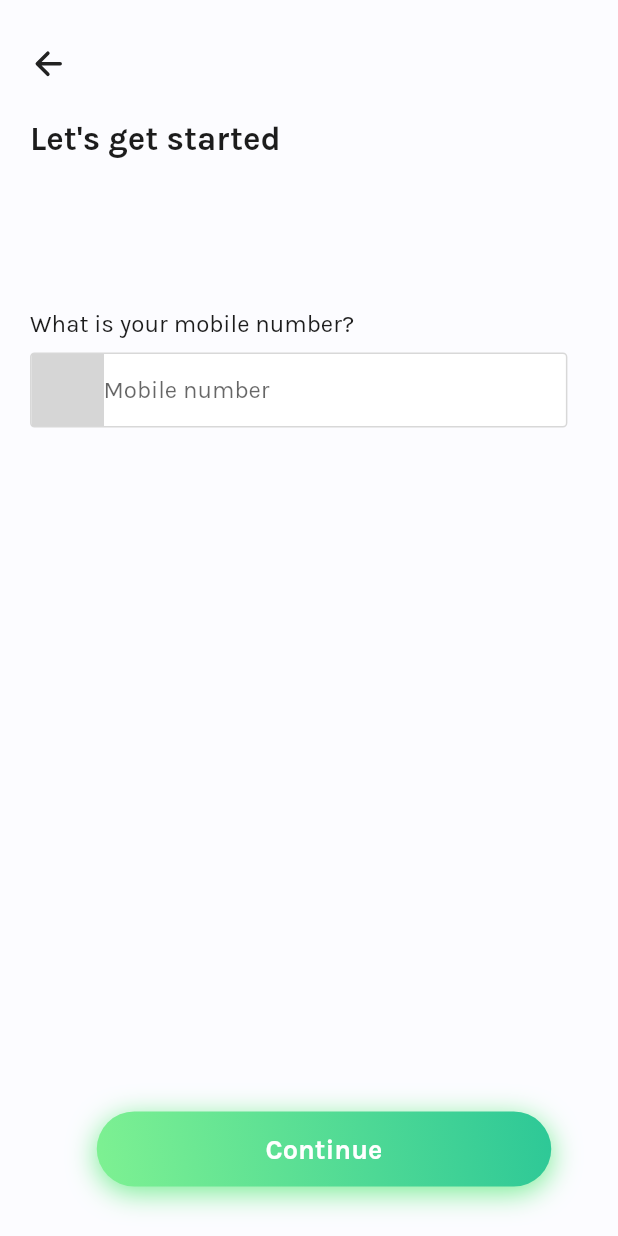
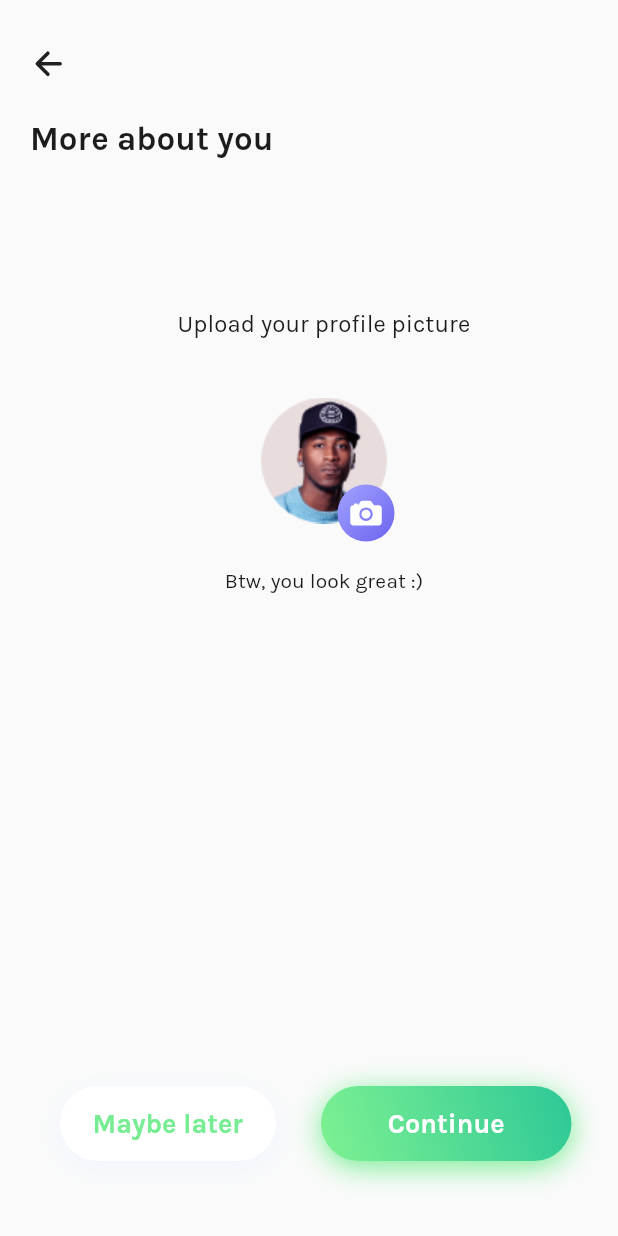
Before and after one commit to eyadkishawi01/Budget-Planner-Application, a Flutter app: the screen it shows after launch, on a phone screen of 412 x 824 dp. Run offline on Flutter 3.47's test engine with Material 2 defaults, Android fonts, the phone set to English and light mode, and no system bars; our stand-ins replace country_code_picker, ionicons; missing offline and left inert: country_list_pick; grey boxes are pictures that could not be loaded.

Commit message:
New screen

```diff
--- /dev/null
+++ b/lib/Screens/add_photo_screen.dart
@@ -0,0 +1,105 @@
+import 'package:budgetplannerui/Widgets/green_button.dart';
+import 'package:budgetplannerui/Widgets/normal_button.dart';
+import 'package:budgetplannerui/textStyle.dart';
+import 'package:flutter/material.dart';
+import 'package:ionicons/ionicons.dart';
+
+import '../colors.dart';
+
+class AddPhotoPage extends StatelessWidget {
+  const AddPhotoPage({Key? key}) : super(key: key);
+
+  @override
+  Widget build(BuildContext context) {
+    return Scaffold(
+      body: SafeArea(
+          child: Container(
+        child: Padding(
+          padding: const EdgeInsets.only(top: 30.0, left: 20),
+          child: Column(
+            crossAxisAlignment: CrossAxisAlignment.start,
+            children: [
+              const Icon(
+                Ionicons.arrow_back_outline,
+                size: 25,
+              ),
+              const SizedBox(height: 25),
+              BoldText(text: "More about you"),
+              Center(
+                child: Padding(
+                  padding: const EdgeInsets.only(top: 100),
+                  child: Column(
+                    children: [
+                      RegularText(
+                          text: "Upload your profile picture", size: 16),
+                      const SizedBox(height: 40),
+                      Stack(overflow: Overflow.visible, children: [
+                        Container(
+                          height: 84,
+                          width: 84,
+                          decoration: BoxDecoration(
+                            borderRadius: BorderRadius.circular(50),
+                          ),
+                          child: Image.asset(
+                            "assets/profilePic.png",
+                            fit: BoxFit.cover,
+                          ),
+                        ),
+                        Positioned(
+                            bottom: -12,
+                            right: -5,
+                            child: Container(
+                              alignment: Alignment.center,
+                              width: 38,
+                              height: 38,
+                              decoration: BoxDecoration(
+                                borderRadius: BorderRadius.circular(40),
+                                gradient: LinearGradient(
+                                  begin: Alignment.bottomRight,
+                                  end: Alignment.topLeft,
+                                  colors: [
+                                    AppColors.endpurple,
+                                    AppColors.Startpurple,
+                                  ],
+                                ),
+                              ),
+                              //using InkWell instade of IconButton to make the icon in the center of the circule;
+                              child: InkWell(
+                                onTap: () {},
+                                child: Icon(
+                                  Ionicons.camera,
+                                  color: AppColors.witheText,
+                                ),
+                              ),
+                            ))
+                      ]),
+                      const SizedBox(height: 30),
+                      RegularText(text: "Btw, you look great :)", size: 14),
+                    ],
+                  ),
+                ),
+              ),
+              const Spacer(),
+              Padding(
+                padding:
+                    const EdgeInsets.only(right: 20.0, left: 20.0, bottom: 50),
+                child: Row(
+                  children: [
+                    NormalButton(
+                        text: "Maybe later",
+                        color: AppColors.witheText,
+                        width: 144,
+                        shColor: const Color(0xFFEFF5FF),
+                        txtColor: AppColors.shadowGreen),
+                    const SizedBox(width: 30),
+                    GreenButton(text: "Continue", width: 167),
+                  ],
+                ),
+              ),
+            ],
+          ),
+        ),
+      )),
+    );
+  }
+}
--- a/lib/Screens/mobile_num_screen.dart
+++ b/lib/Screens/mobile_num_screen.dart
@@ -29,7 +29,7 @@ class MobileNumPage extends StatelessWidget {
               const SizedBox(height: 25),
               BoldText(text: "Let's get started"),
               const SizedBox(height: 100),
-              RegularText(text: "What is your mobile number?"),
+              RegularText(text: "What is your mobile number?", size: 16),
               const SizedBox(height: 10),
               Container(
                 height: 50,
@@ -86,7 +86,7 @@ class MobileNumPage extends StatelessWidget {
               const Expanded(child: SizedBox()),
               Padding(
                 padding: const EdgeInsets.only(bottom: 33.0),
-                child: Center(child: GreenButton(text: "Continue")),
+                child: Center(child: GreenButton(text: "Continue", width: 335)),
               )
             ],
           ),
--- a/lib/Screens/splash1_screen.dart
+++ b/lib/Screens/splash1_screen.dart
@@ -34,7 +34,7 @@ class FirstSplashScreen extends StatelessWidget {
                       color: AppColors.witheText),
                 ),
                 const SizedBox(height: 25),
-                GreenButton(text: 'Let’s get started'),
+                GreenButton(text: 'Let’s get started', width: 303),
                 const SizedBox(height: 60),
                 Text(
                   "Skip this page",
--- a/lib/Screens/splash2_screen.dart
+++ b/lib/Screens/splash2_screen.dart
@@ -31,10 +31,15 @@ class ScndSplashScreen extends StatelessWidget {
                 ),
               ),
               const Expanded(child: SizedBox()),
-              GreenButton(text: "Create free account"),
+              GreenButton(text: "Create free account", width: 313),
               const SizedBox(height: 12),
               NormalButton(
-                  text: "Continue with facebook", color: AppColors.facebook),
+                text: "Continue with facebook",
+                color: AppColors.facebook,
+                shColor: Colors.transparent,
+                width: 311,
+                txtColor: AppColors.witheText,
+              ),
               const SizedBox(height: 24),
               Text(
                 "Already have an account?",
@@ -42,7 +47,12 @@ class ScndSplashScreen extends StatelessWidget {
               ),
               const SizedBox(height: 14),
               NormalButton(
-                  text: "Login", color: AppColors.witheText.withOpacity(0.3)),
+                text: "Login",
+                color: AppColors.witheText.withOpacity(0.3),
+                shColor: Colors.transparent,
+                width: 311,
+                txtColor: AppColors.witheText,
+              ),
               const SizedBox(height: 50),
             ],
           ),
--- a/lib/Screens/splash3_Screen.dart
+++ b/lib/Screens/splash3_Screen.dart
@@ -49,7 +49,7 @@ class TherdSplashScreen extends StatelessWidget {
                   ),
                 ),
                 const SizedBox(height: 70),
-                GreenButton(text: "Get started"),
+                GreenButton(text: "Get started", width: 327),
               ],
             ),
           ),
--- a/lib/Widgets/green_button.dart
+++ b/lib/Widgets/green_button.dart
@@ -2,13 +2,19 @@ import 'package:budgetplannerui/colors.dart';
 import 'package:flutter/material.dart';
 
 class GreenButton extends StatelessWidget {
-  GreenButton({Key? key, required this.text}) : super(key: key);
+  GreenButton({
+    Key? key,
+    required this.text,
+    required this.width,
+  }) : super(key: key);
   String text;
+  double width;
+
   @override
   Widget build(BuildContext context) {
     return Container(
       height: 50,
-      width: 303,
+      width: width,
       decoration: BoxDecoration(
         borderRadius: BorderRadius.circular(25),
         gradient: LinearGradient(
--- a/lib/Widgets/normal_button.dart
+++ b/lib/Widgets/normal_button.dart
@@ -3,27 +3,41 @@ import 'package:flutter/material.dart';
 import '../colors.dart';
 
 class NormalButton extends StatelessWidget {
-  NormalButton({Key? key, required this.text, required this.color})
+  NormalButton(
+      {Key? key,
+      required this.text,
+      required this.color,
+      required this.width,
+      required this.shColor,
+      required this.txtColor})
       : super(key: key);
   String text;
+  double width;
   Color color;
+  Color shColor;
+  Color txtColor;
   @override
   Widget build(BuildContext context) {
     return Container(
       height: 50,
-      width: 303,
+      width: width,
       decoration: BoxDecoration(
         borderRadius: BorderRadius.circular(25),
         color: color,
+        boxShadow: [
+          BoxShadow(
+            color: shColor,
+            blurRadius: 16,
+            offset: Offset(0, 4), // Shadow position
+          ),
+        ],
       ),
       child: TextButton(
           onPressed: () {},
           child: Text(
             text,
             style: TextStyle(
-                fontSize: 18,
-                fontWeight: FontWeight.bold,
-                color: AppColors.witheText),
+                fontSize: 18, fontWeight: FontWeight.bold, color: txtColor),
           )),
     );
   }
--- a/lib/main.dart
+++ b/lib/main.dart
@@ -1,6 +1,7 @@
 import 'package:budgetplannerui/Screens/splash1_screen.dart';
 import 'package:budgetplannerui/colors.dart';
 import 'package:flutter/material.dart';
+import 'Screens/add_photo_screen.dart';
 import 'Screens/mobile_num_screen.dart';
 import 'Screens/splash2_screen.dart';
 import 'Screens/splash3_Screen.dart';
@@ -20,7 +21,7 @@ class MyApp extends StatelessWidget {
         primaryColor: Colors.black,
       ),
       title: 'Welcome to Flutter',
-      home: MobileNumPage(),
+      home: AddPhotoPage(),
     );
   }
 }
--- a/lib/textStyle.dart
+++ b/lib/textStyle.dart
@@ -18,13 +18,16 @@ class BoldText extends StatelessWidget {
 }
 
 class RegularText extends StatelessWidget {
-  RegularText({Key? key, required this.text}) : super(key: key);
+  RegularText({Key? key, required this.text, required this.size})
+      : super(key: key);
   String text;
+  double size;
+
   @override
   Widget build(BuildContext context) {
     return Text(
       text,
-      style: TextStyle(fontSize: 16, color: AppColors.blackText),
+      style: TextStyle(fontSize: size, color: AppColors.blackText),
     );
   }
 }
--- a/pubspec.yaml
+++ b/pubspec.yaml
@@ -63,9 +63,7 @@ flutter:
 
   #To add assets to your application, add an assets section, like this:
   assets:
-    - assets/bg.png
-    - assets/bg1.png
-    - assets/bg2.png
+    - assets/
 
   # An image asset can refer to one or more resolution-specific "variants", see
   # https://flutter.dev/assets-and-images/#resolution-aware.
```
Also changed, not shown: assets/profilePic.png (added).
